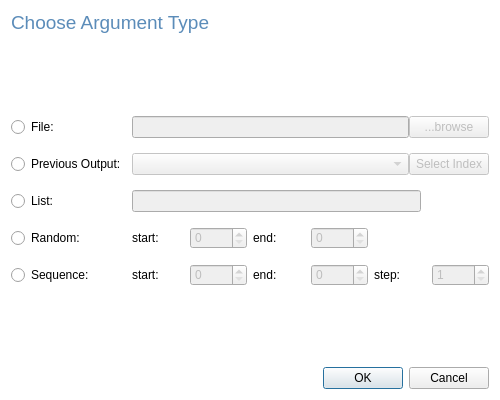
Qt form ui/Argument_Dialog_Alt.ui (DaniCaballero/ide) before a commit.
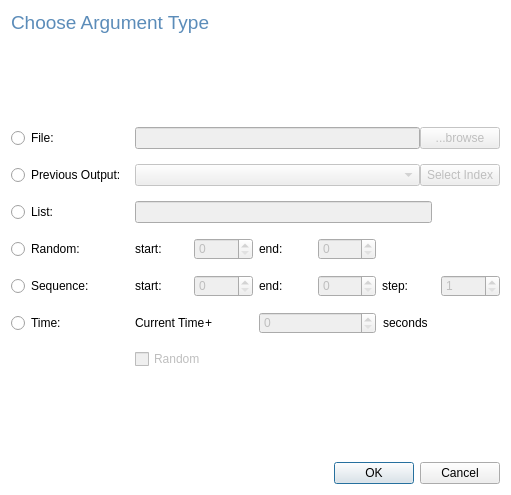
The same form after that commit.

Patch:
```diff
--- a/ui/Argument_Dialog_Alt.ui
+++ b/ui/Argument_Dialog_Alt.ui
@@ -6,8 +6,8 @@
    <rect>
     <x>0</x>
     <y>0</y>
-    <width>500</width>
-    <height>400</height>
+    <width>511</width>
+    <height>495</height>
    </rect>
   </property>
   <property name="sizePolicy">
@@ -18,8 +18,8 @@
   </property>
   <property name="maximumSize">
    <size>
-    <width>500</width>
-    <height>400</height>
+    <width>800</width>
+    <height>800</height>
    </size>
   </property>
   <property name="windowTitle">
@@ -56,8 +56,8 @@
      </property>
      <property name="sizeHint" stdset="0">
       <size>
-       <width>20</width>
-       <height>40</height>
+       <width>17</width>
+       <height>48</height>
       </size>
      </property>
     </spacer>
@@ -270,6 +270,65 @@
        </item>
       </layout>
      </item>
+     <item row="5" column="0">
+      <widget class="QRadioButton" name="radioButton_6">
+       <property name="text">
+        <string>Time:</string>
+       </property>
+      </widget>
+     </item>
+     <item row="5" column="1">
+      <layout class="QHBoxLayout" name="horizontalLayout_9">
+       <item>
+        <widget class="QLabel" name="label_2">
+         <property name="text">
+          <string>Current Time</string>
+         </property>
+        </widget>
+       </item>
+       <item>
+        <widget class="QLabel" name="label_3">
+         <property name="text">
+          <string>+</string>
+         </property>
+        </widget>
+       </item>
+      </layout>
+     </item>
+     <item row="5" column="2" colspan="2">
+      <layout class="QHBoxLayout" name="horizontalLayout_10">
+       <property name="spacing">
+        <number>7</number>
+       </property>
+       <item>
+        <widget class="QSpinBox" name="seconds_spin">
+         <property name="enabled">
+          <bool>false</bool>
+         </property>
+         <property name="maximum">
+          <number>1000000000</number>
+         </property>
+        </widget>
+       </item>
+       <item>
+        <widget class="QLabel" name="label_4">
+         <property name="text">
+          <string>seconds</string>
+         </property>
+        </widget>
+       </item>
+      </layout>
+     </item>
+     <item row="6" column="1">
+      <widget class="QCheckBox" name="random_checkbox">
+       <property name="enabled">
+        <bool>false</bool>
+       </property>
+       <property name="text">
+        <string>Random </string>
+       </property>
+      </widget>
+     </item>
     </layout>
    </item>
    <item>
```
